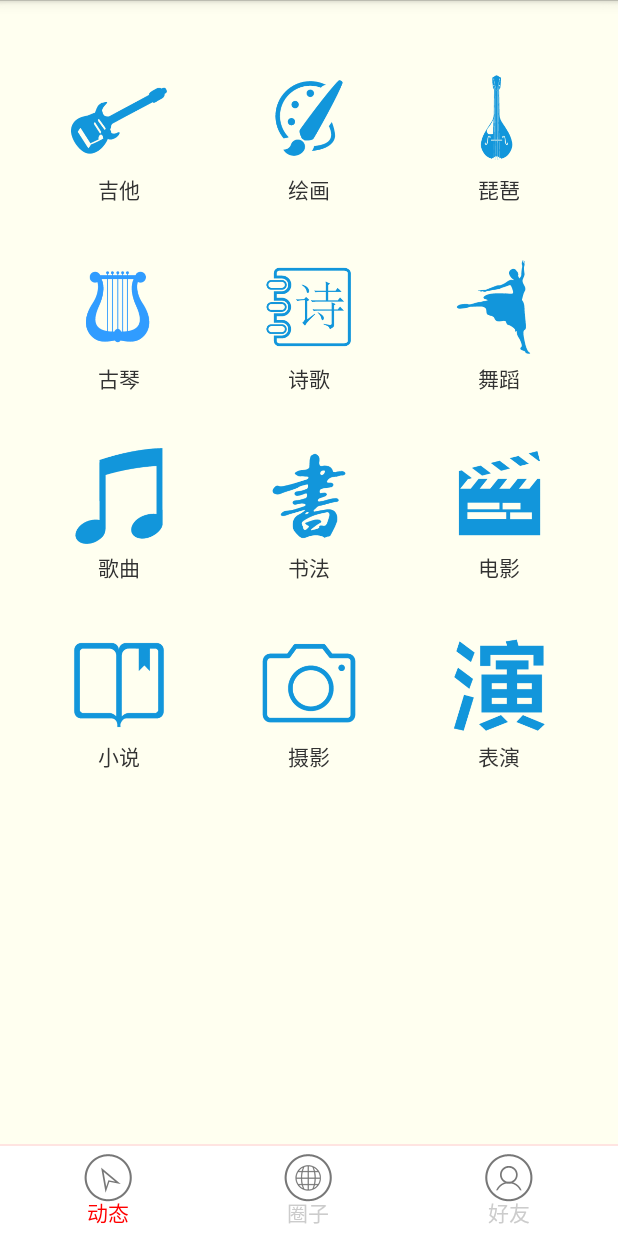
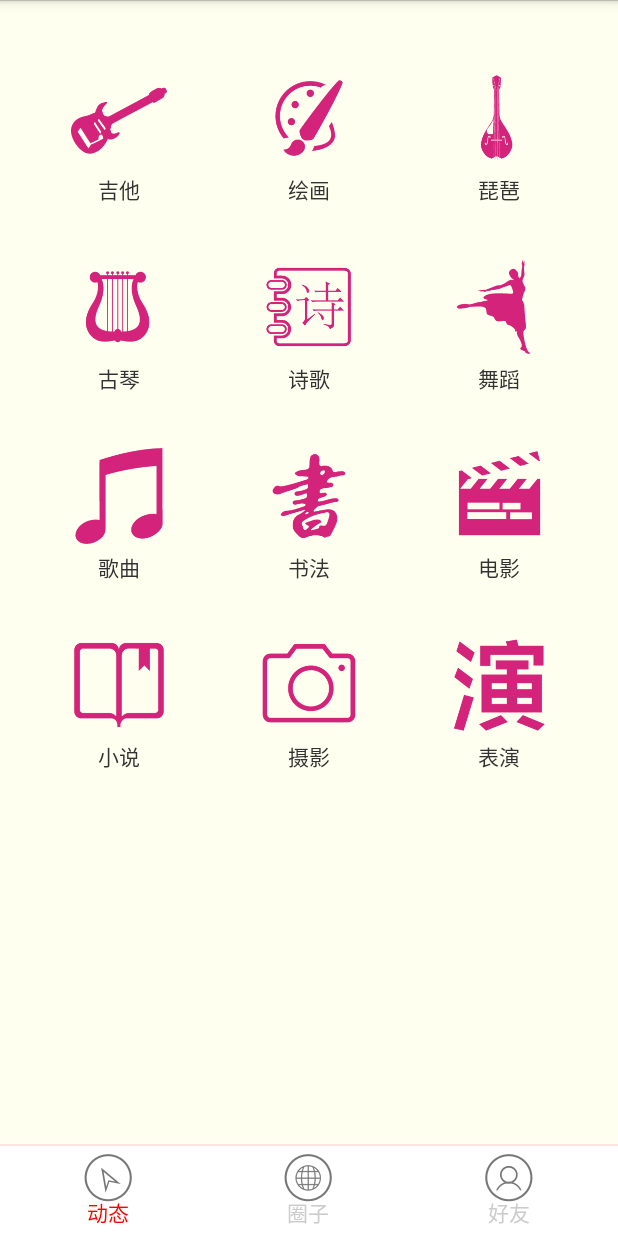
Before and after one commit to Brillins/QuYueCircle, an Android app: the fragment TitleArtFragment placed in its activity, on a phone screen of 412 x 824 dp. Run offline under Robolectric (Android 15) with nearby library versions, the phone set to English and light mode, and no system bars; our stand-ins replace CircleImageView.

Commit message:
make structure better

```diff
--- a/app/src/main/java/com/lovejoy/adapter/ListViewAdapter.java
+++ /dev/null
@@ -1,103 +0,0 @@
-package com.lovejoy.adapter;
-
-
-import android.content.Context;
-import android.view.LayoutInflater;
-import android.view.View;
-import android.view.ViewGroup;
-import android.widget.BaseAdapter;
-import android.widget.ImageView;
-import android.widget.TextClock;
-import android.widget.TextView;
-
-import com.lovejoy.activity.R;
-import com.lovejoy.entity.ActivityBriefInfor;
-
-import java.util.List;
-
-public class ListViewAdapter extends BaseAdapter{
-    private Context context;
-
-    View[] itemViews;
-    public ListViewAdapter(List<ActivityBriefInfor> mListInfor, Context c){
-        this.context = c;
-        itemViews = new View[mListInfor.size()];
-
-        for(int i=0;i<mListInfor.size();i++){
-            //获取第i个对象
-            ActivityBriefInfor getInfor=(ActivityBriefInfor)mListInfor.get(i);
-            //调用makeItemView，实例化一个Item
-            itemViews[i]=makeItemView(context, getInfor.getActivityName(), getInfor.getCreateTime(),
-                    getInfor.getCreatorName(), getInfor.getCreatorImageId(), getInfor.getAbstractInfor(),
-                    getInfor.getPlanMinNumber(), getInfor.getPlanMaxNumber(), getInfor.getCurrentNumber(),
-                    getInfor.getDeadline(), getInfor.getStartTime());
-        }
-    }
-
-    @Override
-    public int getCount() {
-        return itemViews.length;
-    }
-
-    @Override
-    public View getItem(int position) {
-        return itemViews[position];
-    }
-
-    @Override
-    public long getItemId(int position) {
-        return position;
-    }
-
-    //绘制Item的函数
-    private View makeItemView(Context context, String activityName, String createTime, String creatorName,
-                              int creatorImageId, String abstractInfor, int planMinNumber, int planMaxNumber,
-                              int currentNumber, String deadline, String startTime) {
-
-        LayoutInflater inflater = (LayoutInflater) context.getSystemService(Context.LAYOUT_INFLATER_SERVICE);
-
-        // 使用View的对象itemView与R.layout.item关联
-        View itemView = inflater.inflate(R.layout.activity_list_item, null);
-
-        //活动名称
-        TextView actName = (TextView) itemView.findViewById(R.id.activity_name);
-        actName.setText(activityName);
-        //发布时间
-        TextClock cTime = (TextClock) itemView.findViewById(R.id.create_date);
-        cTime.setFormat24Hour(createTime);
-        //发布者头像
-        ImageView creatorImage = (ImageView) itemView.findViewById(R.id.creator_image);
-        creatorImage.setImageResource(creatorImageId);
-        //发布者昵称
-        TextView cName = (TextView) itemView.findViewById(R.id.creator_name);
-        cName.setText(creatorName);
-        //信息摘要
-        TextView absInfor = (TextView) itemView.findViewById(R.id.abstract_infor);
-        absInfor.setText(abstractInfor);
-        //规定最少人数
-        TextView pMinNum = (TextView) itemView.findViewById(R.id.plan_number_min);
-        pMinNum.setText(planMinNumber);
-        //规定最多人数
-        TextView pMaxNum = (TextView) itemView.findViewById(R.id.plan_number_max);
-        pMaxNum.setText(planMaxNumber);
-        //当前人数
-        TextView cNum = (TextView) itemView.findViewById(R.id.current_number);
-        cNum.setText(currentNumber);
-        //报名截止时间
-        TextClock dl = (TextClock) itemView.findViewById(R.id.activity_dealine);
-        dl.setFormat24Hour(deadline);
-        //活动开始时间
-        TextClock sTime = (TextClock) itemView.findViewById(R.id.start_time);
-        sTime.setFormat24Hour(startTime);
-
-        return itemView;
-    }
-
-
-    @Override
-    public View getView(int position, View convertView, ViewGroup parent) {
-        if (convertView == null)
-            return itemViews[position];
-        return convertView;
-    }
-}
--- a/app/src/main/java/com/lovejoy/fragment/TitleArtFragment.java
+++ b/app/src/main/java/com/lovejoy/fragment/TitleArtFragment.java
@@ -4,7 +4,6 @@ import com.lovejoy.activity.R;
 import com.lovejoy.adapter.CircleAdapter;
 import com.lovejoy.entity.CircleIcon;
 
-import android.content.Context;
 import android.os.Bundle;
 import android.support.v4.app.Fragment;
 import android.view.LayoutInflater;
@@ -19,7 +18,6 @@ import java.util.ArrayList;
 
 public class TitleArtFragment extends Fragment {
 
-	private Context mContext;
 	private GridView art_gridView;
 	private BaseAdapter mAdapter = null;
 	private ArrayList<CircleIcon> mData = null;
@@ -29,22 +27,30 @@ public class TitleArtFragment extends Fragment {
 			Bundle savedInstanceState) {
 		View view = inflater.inflate(R.layout.fragment_title_art, container, false);
 
-		mContext = view.getContext();
-		art_gridView = (GridView) view.findViewById(R.id.art_grid_view);
+
+
+		return view;
+	}
+
+	@Override
+	public void onActivityCreated(Bundle savedInstanceState) {
+		super.onActivityCreated(savedInstanceState);
+
+		art_gridView = (GridView) getActivity().findViewById(R.id.art_grid_view);
 
 		mData = new ArrayList<CircleIcon>();
-		mData.add(new CircleIcon(R.drawable.art_icon_01_blue, "吉他"));
-		mData.add(new CircleIcon(R.drawable.art_icon_02_blue, "绘画"));
-		mData.add(new CircleIcon(R.drawable.art_icon_03_blue, "琵琶"));
-		mData.add(new CircleIcon(R.drawable.art_icon_04_blue, "古琴"));
-		mData.add(new CircleIcon(R.drawable.art_icon_05_blue, "诗歌"));
-		mData.add(new CircleIcon(R.drawable.art_icon_06_blue, "舞蹈"));
-		mData.add(new CircleIcon(R.drawable.art_icon_07_blue, "歌曲"));
-		mData.add(new CircleIcon(R.drawable.art_icon_08_blue, "书法"));
-		mData.add(new CircleIcon(R.drawable.art_icon_09_blue, "电影"));
-		mData.add(new CircleIcon(R.drawable.art_icon_10_blue, "小说"));
-		mData.add(new CircleIcon(R.drawable.art_icon_11_blue, "摄影"));
-		mData.add(new CircleIcon(R.drawable.art_icon_12_blue, "表演"));
+		mData.add(new CircleIcon(R.drawable.art_icon_01_pink, "吉他"));
+		mData.add(new CircleIcon(R.drawable.art_icon_02_pink, "绘画"));
+		mData.add(new CircleIcon(R.drawable.art_icon_03_pink, "琵琶"));
+		mData.add(new CircleIcon(R.drawable.art_icon_04_pink, "古琴"));
+		mData.add(new CircleIcon(R.drawable.art_icon_05_pink, "诗歌"));
+		mData.add(new CircleIcon(R.drawable.art_icon_06_pink, "舞蹈"));
+		mData.add(new CircleIcon(R.drawable.art_icon_07_pink, "歌曲"));
+		mData.add(new CircleIcon(R.drawable.art_icon_08_pink, "书法"));
+		mData.add(new CircleIcon(R.drawable.art_icon_09_pink, "电影"));
+		mData.add(new CircleIcon(R.drawable.art_icon_10_pink, "小说"));
+		mData.add(new CircleIcon(R.drawable.art_icon_11_pink, "摄影"));
+		mData.add(new CircleIcon(R.drawable.art_icon_12_pink, "表演"));
 
 
 		mAdapter = new CircleAdapter<CircleIcon>(mData, R.layout.fragment_title_art_item) {
@@ -61,11 +67,10 @@ public class TitleArtFragment extends Fragment {
 			@Override
 			public void onItemClick(AdapterView<?> parent, View view, int position, long id) {
 				int p = position + 1;
-				Toast.makeText(mContext, "你点击了第" + p + "项", Toast.LENGTH_SHORT).show();
+				Toast.makeText(getContext(), "你点击了第" + p + "项", Toast.LENGTH_SHORT).show();
 			}
 		});
 
-		return view;
 	}
 
 }
--- a/app/src/main/java/com/lovejoy/fragment/TitleJoinedFragment.java
+++ b/app/src/main/java/com/lovejoy/fragment/TitleJoinedFragment.java
@@ -1,7 +1,6 @@
 package com.lovejoy.fragment;
 
 import com.lovejoy.activity.R;
-import com.lovejoy.adapter.ListViewAdapter;
 import com.lovejoy.entity.ActivityBriefInfor;
 
 import android.content.Context;
@@ -11,15 +10,17 @@ import android.view.LayoutInflater;
 import android.view.View;
 import android.view.ViewGroup;
 import android.widget.AdapterView;
+import android.widget.BaseAdapter;
+import android.widget.ImageView;
 import android.widget.ListView;
+import android.widget.TextClock;
+import android.widget.TextView;
 import android.widget.Toast;
 
 import java.util.ArrayList;
 import java.util.List;
 
 public class TitleJoinedFragment extends Fragment {
-
-    private Context mContext;
 
 	ListView joinedListView;//声明一个ListView对象
 
@@ -32,58 +33,7 @@ public class TitleJoinedFragment extends Fragment {
 			Bundle savedInstanceState) {
 		View view = inflater.inflate(R.layout.fragment_title_joined, container, false);
 
-		mContext = view.getContext();
-
-		//将listView与布局对象关联
-		joinedListView = (ListView)view.findViewById(R.id.joined_list_view);
-
-		setInfor();//给活动list赋值函数，用来测试
-
-		joinedListView.setAdapter(new ListViewAdapter(joinedList, mContext));
-
-		joinedListView.setOnItemClickListener(new AdapterView.OnItemClickListener() {
-			@Override
-			public void onItemClick(AdapterView<?> parent, View view, int position, long id) {
-				ActivityBriefInfor testObject = joinedList.get(position);
-				int actId = testObject.getActivityId();//获得活动ID
-				String actName = testObject.getActivityName();//获得活动名称
-				String cName = testObject.getCreatorName();//获得发布者昵称
-
-				//Toast显示测试
-				Toast.makeText(mContext, "测试显示:\n"+actId+"\n"+actName+"\n"+cName,Toast.LENGTH_LONG).show();
-			}
-		});
-
-
 		return view;
-	}
-	public void setInfor(){
-		joinedList.clear();
-		int i = 0;
-		while(i<2){
-			ActivityBriefInfor joinedAct = new ActivityBriefInfor();
-			joinedAct.setActivityId(1000 + i);
-			joinedAct.setActivityName("Title" + 1);
-
-//			SimpleDateFormat formatter = new SimpleDateFormat ("yyyy年MM月dd日 HH:mm ");
-//			Date curDate = new Date(System.currentTimeMillis());//获取当前时间
-//			String curTime = formatter.format(curDate);
-//
-//			joinedAct.setCreateTime(curTime);
-
-            joinedAct.setCreateTime("2017-5-8 9:30");
-			joinedAct.setCreatorImageId(R.drawable.icon_profile);
-			joinedAct.setCreatorName("LoveJoy");
-			joinedAct.setAbstractInfor("今天下午图书馆前有一次图书漂流活动，主旨是......");
-			joinedAct.setPlanMinNumber(7);
-			joinedAct.setPlanMaxNumber(10);
-			joinedAct.setCurrentNumber(6);
-			joinedAct.setDeadline("2017-5-10 12:00");
-			joinedAct.setStartTime("2017-5-11 8:00");
-
-            joinedList.add(joinedAct);
-			i++;
-		}
 	}
 
 }
```
Also changed, not shown: app/src/main/java/com/lovejoy/fragment/TitleSportFragment.java (+21 -18 lines), app/src/main/java/com/lovejoy/fragment/TitleStudyFragment.java (+11 -8 lines), 35 other files.
